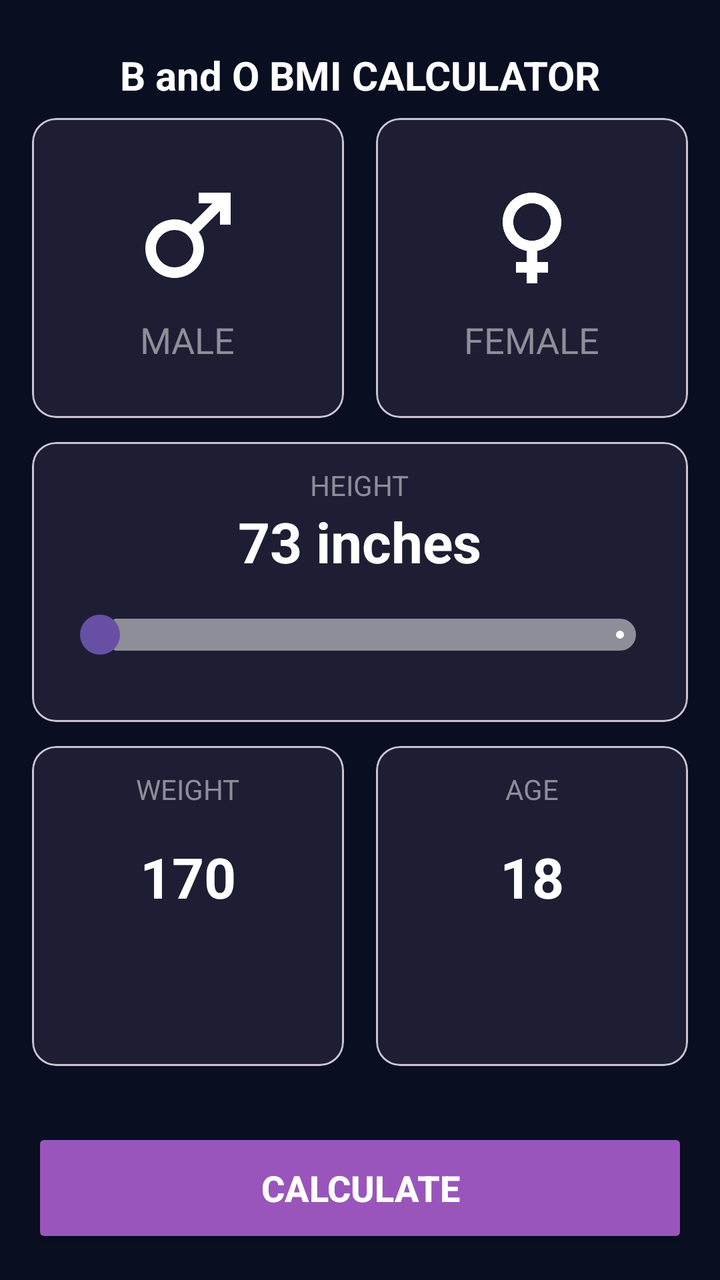
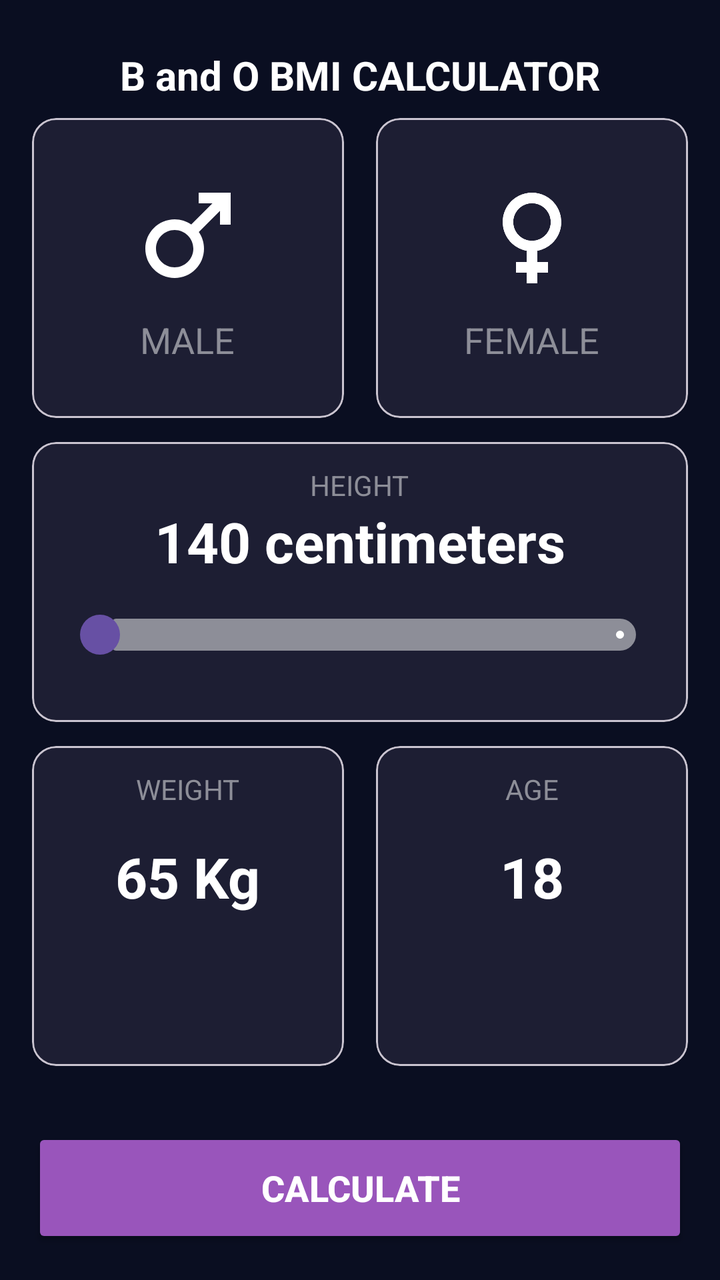

Screens rendered from an Android XML layout before and after an edit, with the pre-edit source and the edit as a unified diff.
<!-- AndroidManifest.xml: application theme Theme.Activitat03AndroidStudio -->
<!-- res/layout/activity_main.xml -->
<?xml version="1.0" encoding="utf-8"?>
<androidx.constraintlayout.widget.ConstraintLayout xmlns:android="http://schemas.android.com/apk/res/android"
    xmlns:app="http://schemas.android.com/apk/res-auto"
    xmlns:tools="http://schemas.android.com/tools"
    android:id="@+id/main"
    android:layout_width="match_parent"
    android:layout_height="match_parent"
    android:background="#0A0E21"
    android:padding="16dp"
    tools:context=".MainActivity">

    <TextView
        android:id="@+id/title_bmi"
        android:layout_width="wrap_content"
        android:layout_height="wrap_content"
        android:layout_marginTop="8dp"
        android:layout_marginBottom="16dp"
        android:text="B and O BMI CALCULATOR"
        android:textColor="#FFFFFF"
        android:textSize="20sp"
        android:textStyle="bold"
        app:layout_constraintEnd_toEndOf="parent"
        app:layout_constraintStart_toStartOf="parent"
        app:layout_constraintTop_toTopOf="parent" />

    <com.google.android.material.card.MaterialCardView
        android:id="@+id/seleccio_home"
        android:layout_width="0dp"
        android:layout_height="150dp"
        android:layout_marginTop="8dp"
        android:layout_marginEnd="8dp"
        app:cardBackgroundColor="#1D1E33"
        app:layout_constraintEnd_toStartOf="@id/seleccio_dona"
        app:layout_constraintStart_toStartOf="parent"
        app:layout_constraintTop_toBottomOf="@+id/title_bmi">

        <LinearLayout
            android:layout_width="match_parent"
            android:layout_height="match_parent"
            android:gravity="center"
            android:orientation="vertical">

            <ImageView
                android:layout_width="64dp"
                android:layout_height="64dp"
                android:src="@drawable/baseline_male_24"
                app:tint="#FFFFFF" />

            <TextView
                android:layout_width="wrap_content"
                android:layout_height="wrap_content"
                android:layout_marginTop="8dp"
                android:text="MALE"
                android:textColor="#8D8E98"
                android:textSize="18sp" />
        </LinearLayout>

    </com.google.android.material.card.MaterialCardView>

    <com.google.android.material.card.MaterialCardView
        android:id="@+id/seleccio_dona"
        android:layout_width="0dp"
        android:layout_height="150dp"
        android:layout_marginStart="8dp"
        android:layout_marginTop="8dp"
        app:cardBackgroundColor="#1D1E33"
        app:layout_constraintEnd_toEndOf="parent"
        app:layout_constraintStart_toEndOf="@id/seleccio_home"
        app:layout_constraintTop_toBottomOf="@+id/title_bmi">

        <LinearLayout
            android:layout_width="match_parent"
            android:layout_height="match_parent"
            android:gravity="center"
            android:orientation="vertical">

            <ImageView
                android:layout_width="64dp"
                android:layout_height="64dp"
                android:src="@drawable/baseline_female_24"
                app:tint="#FFFFFF" />

            <TextView
                android:layout_width="wrap_content"
                android:layout_height="wrap_content"
                android:layout_marginTop="8dp"
                android:text="FEMALE"
                android:textColor="#8D8E98"
                android:textSize="18sp" />
        </LinearLayout>

    </com.google.android.material.card.MaterialCardView>

    <com.google.android.material.card.MaterialCardView
        android:id="@+id/seleccio_altura"
        android:layout_width="match_parent"
        android:layout_height="140dp"
        android:layout_marginTop="12dp"
        app:cardBackgroundColor="#1D1E33"
        app:layout_constraintStart_toStartOf="parent"
        app:layout_constraintTop_toBottomOf="@+id/seleccio_dona">

        <LinearLayout
            android:layout_width="match_parent"
            android:layout_height="match_parent"
            android:gravity="center_horizontal"
            android:orientation="vertical"
            android:padding="12dp">

            <TextView
                android:layout_width="wrap_content"
                android:layout_height="wrap_content"
                android:text="HEIGHT"
                android:textColor="#8D8E98"
                android:textSize="14sp" />

            <TextView
                android:layout_width="wrap_content"
                android:layout_height="wrap_content"
                android:text="73 inches"
                android:textColor="#FFFFFF"
                android:textSize="28sp"
                android:textStyle="bold" />

            <com.google.android.material.slider.Slider
                android:layout_width="match_parent"
                android:layout_height="wrap_content"
                android:layout_marginTop="4dp"
                app:thumbHeight="20dp"
                app:thumbWidth="20dp"
                app:trackColorActive="#FFFFFF"
                app:trackColorInactive="#8D8E98" />
        </LinearLayout>

    </com.google.android.material.card.MaterialCardView>

    <com.google.android.material.card.MaterialCardView
        android:id="@+id/pes"
        android:layout_width="0dp"
        android:layout_height="160dp"
        android:layout_marginTop="12dp"
        android:layout_marginEnd="8dp"
        app:cardBackgroundColor="#1D1E33"
        app:layout_constraintEnd_toStartOf="@id/edat"
        app:layout_constraintStart_toStartOf="parent"
        app:layout_constraintTop_toBottomOf="@id/seleccio_altura">

        <LinearLayout
            android:layout_width="match_parent"
            android:layout_height="match_parent"
            android:gravity="center_horizontal"
            android:orientation="vertical"
            android:padding="12dp">

            <TextView
                android:layout_width="wrap_content"
                android:layout_height="wrap_content"
                android:text="WEIGHT"
                android:textColor="#8D8E98"
                android:textSize="14sp" />

            <TextView
                android:layout_width="wrap_content"
                android:layout_height="0dp"
                android:layout_weight="1"
                android:gravity="center"
                android:text="170"
                android:textColor="#FFFFFF"
                android:textSize="28sp"
                android:textStyle="bold" />

            <LinearLayout
                android:layout_width="wrap_content"
                android:layout_height="wrap_content"
                android:orientation="horizontal">

                <Button
                    style="?attr/materialIconButtonFilledStyle"
                    android:layout_width="48dp"
                    android:layout_height="48dp"
                    app:backgroundTint="#4C4F5E"
                    app:icon="@drawable/outline_check_indeterminate_small_24"
                    />

                <Button
                    style="?attr/materialIconButtonFilledStyle"
                    android:layout_width="48dp"
                    android:layout_height="48dp"
                    android:layout_marginStart="12dp"
                    app:backgroundTint="#4C4F5E"
                    app:icon="@drawable/outline_add_24"
                  />
            </LinearLayout>

        </LinearLayout>

    </com.google.android.material.card.MaterialCardView>

    <com.google.android.material.card.MaterialCardView
        android:id="@+id/edat"
        android:layout_width="0dp"
        android:layout_height="160dp"
        android:layout_marginStart="8dp"
        android:layout_marginTop="12dp"
        app:cardBackgroundColor="#1D1E33"
        app:layout_constraintEnd_toEndOf="parent"
        app:layout_constraintStart_toEndOf="@id/pes"
        app:layout_constraintTop_toBottomOf="@id/seleccio_altura">

        <LinearLayout
            android:layout_width="match_parent"
            android:layout_height="match_parent"
            android:gravity="center_horizontal"
            android:orientation="vertical"
            android:padding="12dp">

            <TextView
                android:layout_width="wrap_content"
                android:layout_height="wrap_content"
                android:text="AGE"
                android:textColor="#8D8E98"
                android:textSize="14sp" />

            <TextView
                android:layout_width="wrap_content"
                android:layout_height="0dp"
                android:layout_weight="1"
                android:gravity="center"
                android:text="18"
                android:textColor="#FFFFFF"
                android:textSize="28sp"
                android:textStyle="bold" />

            <LinearLayout
                android:layout_width="wrap_content"
                android:layout_height="wrap_content"
                android:orientation="horizontal">

                <Button
                    style="?attr/materialIconButtonFilledStyle"
                    android:layout_width="48dp"
                    android:layout_height="48dp"
                    app:backgroundTint="#4C4F5E"
                    app:icon="@drawable/outline_check_indeterminate_small_24"
                    />

                <Button
                    style="?attr/materialIconButtonFilledStyle"
                    android:layout_width="48dp"
                    android:layout_height="48dp"
                    android:layout_marginStart="12dp"
                    app:backgroundTint="#4C4F5E"
                    app:icon="@drawable/outline_add_24"
                     />
            </LinearLayout>

        </LinearLayout>

    </com.google.android.material.card.MaterialCardView>

    <Button
        android:layout_width="match_parent"
        android:layout_height="60dp"
        android:backgroundTint="#9955BB"
        android:text="CALCULATE"
        android:textColor="#FFFFFF"
        android:textSize="18sp"
        android:textStyle="bold"
        app:layout_constraintBottom_toBottomOf="parent"
        app:layout_constraintEnd_toEndOf="parent"
        app:layout_constraintStart_toStartOf="parent" />

</androidx.constraintlayout.widget.ConstraintLayout>
<!-- resources referenced by this layout -->
<resources>
  <!-- drawable baseline_female_24 (drawable) -->
  <vector xmlns:android="http://schemas.android.com/apk/res/android" android:height="24dp" android:tint="#000000" android:viewportHeight="24" android:viewportWidth="24" android:width="24dp">
        
      <path android:fillColor="@android:color/white" android:pathData="M17.5,9.5C17.5,6.46 15.04,4 12,4S6.5,6.46 6.5,9.5c0,2.7 1.94,4.93 4.5,5.4V17H9v2h2v2h2v-2h2v-2h-2v-2.1C15.56,14.43 17.5,12.2 17.5,9.5zM8.5,9.5C8.5,7.57 10.07,6 12,6s3.5,1.57 3.5,3.5S13.93,13 12,13S8.5,11.43 8.5,9.5z"/>
      
  </vector>
  <!-- drawable baseline_male_24 (drawable) -->
  <vector xmlns:android="http://schemas.android.com/apk/res/android" android:height="24dp" android:tint="#000000" android:viewportHeight="24" android:viewportWidth="24" android:width="24dp">
        
      <path android:fillColor="@android:color/white" android:pathData="M9.5,11c1.93,0 3.5,1.57 3.5,3.5S11.43,18 9.5,18S6,16.43 6,14.5S7.57,11 9.5,11zM9.5,9C6.46,9 4,11.46 4,14.5S6.46,20 9.5,20s5.5,-2.46 5.5,-5.5c0,-1.16 -0.36,-2.23 -0.97,-3.12L18,7.42V10h2V4h-6v2h2.58l-3.97,3.97C11.73,9.36 10.66,9 9.5,9z"/>
      
  </vector>
  <!-- drawable outline_add_24 (drawable) -->
  <vector xmlns:android="http://schemas.android.com/apk/res/android" android:height="24dp" android:tint="#000000" android:viewportHeight="960" android:viewportWidth="960" android:width="24dp">
        
      <path android:fillColor="@android:color/white" android:pathData="M440,520L200,520L200,440L440,440L440,200L520,200L520,440L760,440L760,520L520,520L520,760L440,760L440,520Z"/>
      
  </vector>
  <!-- drawable outline_check_indeterminate_small_24 (drawable) -->
  <vector xmlns:android="http://schemas.android.com/apk/res/android" android:height="24dp" android:tint="#000000" android:viewportHeight="960" android:viewportWidth="960" android:width="24dp">
        
      <path android:fillColor="@android:color/white" android:pathData="M240,520L240,440L720,440L720,520L240,520Z"/>
      
  </vector>
  <style name="Theme.Activitat03AndroidStudio" parent="Base.Theme.Activitat03AndroidStudio" />
  <style name="Base.Theme.Activitat03AndroidStudio" parent="Theme.Material3.DayNight.NoActionBar">
          
          
      </style>
</resources>

<!-- the commit's change to res/layout/activity_main.xml (unified diff, before → after) -->
@@ -117,7 +117,7 @@
             <TextView
                 android:layout_width="wrap_content"
                 android:layout_height="wrap_content"
-                android:text="73 inches"
+                android:text="140 centimeters"
                 android:textColor="#FFFFFF"
                 android:textSize="28sp"
                 android:textStyle="bold" />
@@ -164,7 +164,7 @@
                 android:layout_height="0dp"
                 android:layout_weight="1"
                 android:gravity="center"
-                android:text="170"
+                android:text="65 Kg"
                 android:textColor="#FFFFFF"
                 android:textSize="28sp"
                 android:textStyle="bold" />
